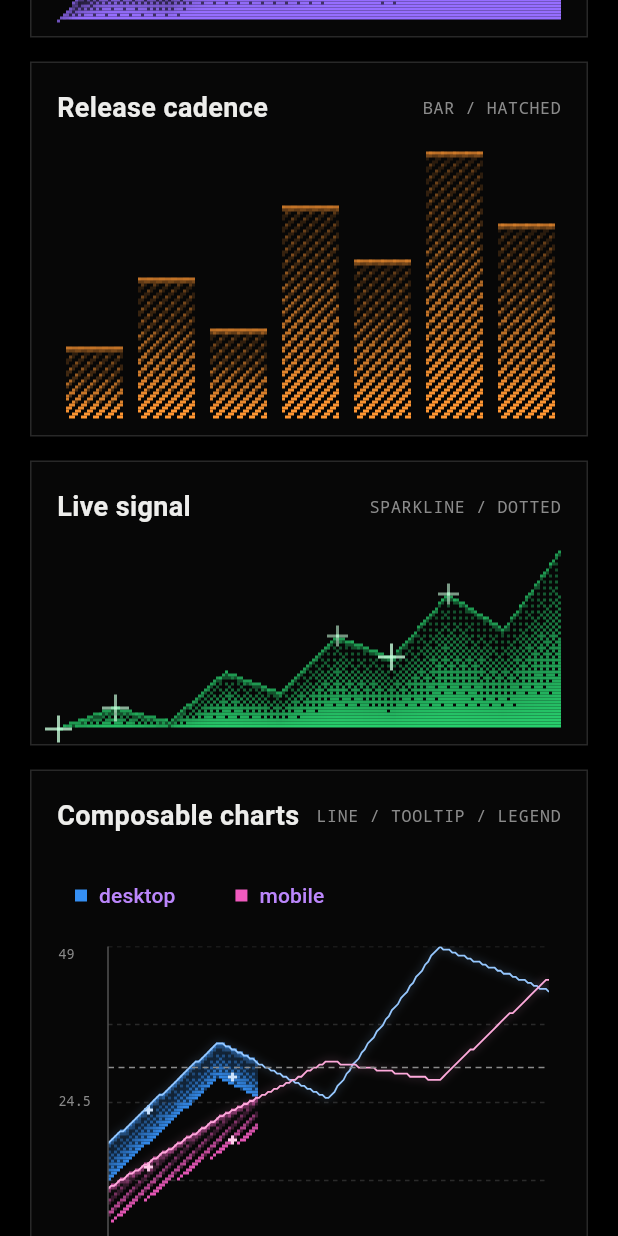
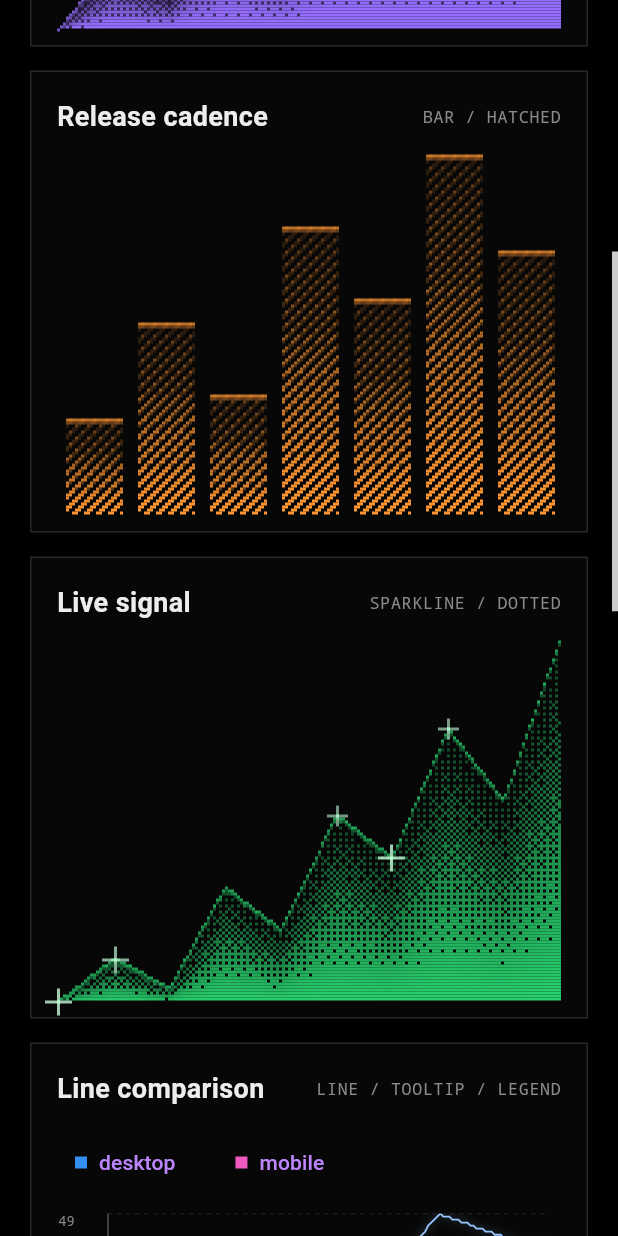
Before and after one commit to undivisible/ditherkit_flutter, a Flutter app: the screen it shows after launch, scrolled down 576 dp, on a phone screen of 412 x 824 dp. Run offline on Flutter 3.47's test engine with Material 3 defaults, Android fonts, the light colour scheme and no system bars.

Commit message:
Make dither demo scrollable

```diff
--- a/example/lib/main.dart
+++ b/example/lib/main.dart
@@ -1,5 +1,9 @@
 import 'package:ditherkit_flutter/ditherkit_flutter.dart';
 import 'package:flutter/material.dart';
+
+const List<double> _areaValues = [18, 32, 26, 49, 38, 64, 58, 74, 66, 92];
+const List<double> _barValues = [4, 8, 5, 12, 9, 15, 11];
+const List<double> _sparkValues = [5, 8, 6, 13, 10, 18, 15, 24, 19, 30];
 
 void main() {
   runApp(const DitherKitExampleApp());
@@ -38,11 +42,17 @@ class _DitherKitExamplePageState extends State<DitherKitExamplePage> {
   Widget build(BuildContext context) {
     return Scaffold(
       body: SafeArea(
+        child: Scrollbar(
+          child: CustomScrollView(
+            slivers: [
+              SliverPadding(
+                padding: const EdgeInsets.fromLTRB(20, 32, 20, 20),
+                sliver: SliverToBoxAdapter(
                   child: Center(
                     child: ConstrainedBox(
-            constraints: const BoxConstraints(maxWidth: 1040),
-            child: ListView(
-              padding: const EdgeInsets.fromLTRB(20, 32, 20, 48),
+                      constraints: const BoxConstraints(maxWidth: 960),
+                      child: Column(
+                        crossAxisAlignment: CrossAxisAlignment.start,
                         children: [
                           const Text(
                             'DITHER KIT',
@@ -68,7 +78,7 @@ class _DitherKitExamplePageState extends State<DitherKitExamplePage> {
                           const SizedBox(height: 16),
                           Text(
                             _scrubbedIndex == null
-                      ? 'Scrub a graph to place its crosshair. Click to lock it, or replay every chart entrance.'
+                                ? 'Hover a graph to scrub its crosshair. Click to lock a marker. Entrances replay only here.'
                                 : 'Scrubbing data point ${_scrubbedIndex! + 1}. Click the graph to lock its marker.',
                             style: const TextStyle(
                               color: Color(0xffa1a1a1),
@@ -76,20 +86,24 @@ class _DitherKitExamplePageState extends State<DitherKitExamplePage> {
                             ),
                           ),
                           const SizedBox(height: 16),
-                Align(
-                  alignment: Alignment.centerLeft,
-                  child: DitherButton(
+                          DitherButton(
                             color: DitherColor.purple,
                             onPressed: () => setState(() => _replayToken++),
                             child: const Text('Replay entrance'),
                           ),
+                        ],
                       ),
-                const SizedBox(height: 40),
-                _DitherPanel(
+                    ),
+                  ),
+                ),
+              ),
+              _DemoGrid(
+                children: [
+                  _DemoPanel(
                     title: 'Weekly activity',
                     kind: 'AREA / GRADIENT',
                     child: DitherAreaChart(
-                    values: [18, 32, 26, 49, 38, 64, 58, 74, 66, 92],
+                      values: _areaValues,
                       color: DitherColor.purple,
                       variant: DitherVariant.gradient,
                       height: 220,
@@ -99,36 +113,33 @@ class _DitherKitExamplePageState extends State<DitherKitExamplePage> {
                           setState(() => _scrubbedIndex = index),
                     ),
                   ),
-                const SizedBox(height: 16),
-                _DitherPanel(
+                  _DemoPanel(
                     title: 'Release cadence',
                     kind: 'BAR / HATCHED',
                     child: DitherBarChart(
-                    values: [4, 8, 5, 12, 9, 15, 11],
+                      values: _barValues,
                       color: DitherColor.orange,
                       variant: DitherVariant.hatched,
-                    height: 180,
+                      height: 220,
                       intensity: 0.2,
                       replayToken: _replayToken,
                     ),
                   ),
-                const SizedBox(height: 16),
-                _DitherPanel(
+                  _DemoPanel(
                     title: 'Live signal',
                     kind: 'SPARKLINE / DOTTED',
                     child: DitherSparkline(
-                    values: [5, 8, 6, 13, 10, 18, 15, 24, 19, 30],
+                      values: _sparkValues,
                       color: DitherColor.green,
                       variant: DitherVariant.dotted,
-                    height: 120,
+                      height: 220,
                       animate: true,
                       interactive: true,
                       replayToken: _replayToken,
                     ),
                   ),
-                const SizedBox(height: 16),
-                _DitherPanel(
-                  title: 'Composable charts',
+                  _DemoPanel(
+                    title: 'Line comparison',
                     kind: 'LINE / TOOLTIP / LEGEND',
                     child: DitherCartesianChart(
                       data: const [
@@ -152,22 +163,30 @@ class _DitherKitExamplePageState extends State<DitherKitExamplePage> {
                         ),
                       ],
                       kind: DitherChartKind.line,
+                      height: 220,
                       labelKey: 'week',
                       showLegend: true,
                       bloom: DitherBloom.low,
                       referenceLine: const DitherReferenceLine(value: 30),
+                      replayToken: _replayToken,
                     ),
                   ),
-                const SizedBox(height: 16),
-                _DitherPanel(
-                  title: 'Polar charts',
-                  kind: 'PIE / RADAR',
-                  child: Column(
-                    children: const [
-                      DitherPieChart(
-                        height: 240,
+                ],
+              ),
+              const SliverPadding(
+                padding: EdgeInsets.symmetric(horizontal: 20, vertical: 12),
+                sliver: SliverToBoxAdapter(child: _MiddleExplanation()),
+              ),
+              _DemoGrid(
+                children: [
+                  _DemoPanel(
+                    title: 'Build mix',
+                    kind: 'PIE / DONUT',
+                    child: DitherPieChart(
+                      height: 220,
                       innerRadius: 0.52,
-                        data: [
+                      replayToken: _replayToken,
+                      data: const [
                         DitherPieSlice(
                           name: 'build',
                           value: 42,
@@ -187,22 +206,23 @@ class _DitherKitExamplePageState extends State<DitherKitExamplePage> {
                         ),
                       ],
                     ),
-                      SizedBox(height: 18),
-                      DitherRadarChart(
-                        height: 280,
+                  ),
+                  _DemoPanel(
+                    title: 'Team shape',
+                    kind: 'RADAR / HATCHED',
+                    child: DitherRadarChart(
+                      height: 220,
                       nameKey: 'skill',
-                        data: [
+                      replayToken: _replayToken,
+                      data: const [
                         {'skill': 'speed', 'core': 82, 'edge': 55},
                         {'skill': 'clarity', 'core': 64, 'edge': 86},
                         {'skill': 'reach', 'core': 75, 'edge': 48},
                         {'skill': 'craft', 'core': 57, 'edge': 79},
                         {'skill': 'care', 'core': 90, 'edge': 61},
                       ],
-                        series: [
-                          DitherSeries(
-                            dataKey: 'core',
-                            color: DitherColor.blue,
-                          ),
+                      series: const [
+                        DitherSeries(dataKey: 'core', color: DitherColor.blue),
                         DitherSeries(
                           dataKey: 'edge',
                           color: DitherColor.pink,
@@ -210,15 +230,12 @@ class _DitherKitExamplePageState extends State<DitherKitExamplePage> {
                         ),
                       ],
                     ),
-                    ],
                   ),
-                ),
-                const SizedBox(height: 16),
-                _DitherPanel(
-                  title: 'Standalone primitives',
+                  _DemoPanel(
+                    title: 'Primitives',
                     kind: 'AVATAR / BUTTON / GRADIENT',
                     child: SizedBox(
-                    height: 132,
+                      height: 220,
                       child: Stack(
                         children: [
                           const Positioned.fill(
@@ -228,12 +245,15 @@ class _DitherKitExamplePageState extends State<DitherKitExamplePage> {
                               opacity: 0.55,
                             ),
                           ),
-                        Align(
-                          alignment: Alignment.centerLeft,
+                          Center(
                             child: Row(
+                              mainAxisSize: MainAxisSize.min,
                               children: [
-                              const DitherAvatar(name: 'dither-kit', size: 72),
-                              const SizedBox(width: 16),
+                                const DitherAvatar(
+                                  name: 'dither-kit',
+                                  size: 76,
+                                ),
+                                const SizedBox(width: 18),
                                 DitherButton(
                                   color: DitherColor.green,
                                   onPressed: () {},
@@ -248,6 +268,8 @@ class _DitherKitExamplePageState extends State<DitherKitExamplePage> {
                   ),
                 ],
               ),
+              const SliverToBoxAdapter(child: SizedBox(height: 40)),
+            ],
           ),
         ),
       ),
@@ -255,8 +277,57 @@ class _DitherKitExamplePageState extends State<DitherKitExamplePage> {
   }
 }
 
-class _DitherPanel extends StatelessWidget {
-  const _DitherPanel({
+class _DemoGrid extends StatelessWidget {
+  const _DemoGrid({required this.children});
+
+  final List<Widget> children;
+
+  @override
+  Widget build(BuildContext context) {
+    return SliverPadding(
+      padding: const EdgeInsets.symmetric(horizontal: 20, vertical: 8),
+      sliver: SliverLayoutBuilder(
+        builder: (context, constraints) => SliverGrid(
+          delegate: SliverChildListDelegate(children),
+          gridDelegate: SliverGridDelegateWithFixedCrossAxisCount(
+            crossAxisCount: constraints.crossAxisExtent >= 780 ? 2 : 1,
+            mainAxisExtent: 308,
+            crossAxisSpacing: 16,
+            mainAxisSpacing: 16,
+          ),
+        ),
+      ),
+    );
+  }
+}
+
+class _MiddleExplanation extends StatelessWidget {
+  const _MiddleExplanation();
+
+  @override
+  Widget build(BuildContext context) {
+    return Center(
+      child: ConstrainedBox(
+        constraints: const BoxConstraints(maxWidth: 560),
+        child: Padding(
+          padding: const EdgeInsets.symmetric(vertical: 52),
+          child: Text(
+            'DitherKit is a native Flutter canvas kit for ordered-dither data views. Its motion stays inside each graph: reveal once, then scrub, focus, and lock without restarting the chart.',
+            textAlign: TextAlign.center,
+            style: const TextStyle(
+              color: Color(0xffb7b7b3),
+              fontSize: 18,
+              height: 1.45,
+            ),
+          ),
+        ),
+      ),
+    );
+  }
+}
+
+class _DemoPanel extends StatelessWidget {
+  const _DemoPanel({
     required this.title,
     required this.kind,
     required this.child,
@@ -303,8 +374,8 @@ class _DitherPanel extends StatelessWidget {
                   ),
                 ],
               ),
-              const SizedBox(height: 16),
-              child,
+              const SizedBox(height: 12),
+              Expanded(child: child),
             ],
           ),
         ),
--- a/lib/src/charts/area_chart.dart
+++ b/lib/src/charts/area_chart.dart
@@ -43,7 +43,7 @@ class DitherAreaChart extends StatelessWidget {
     return DitherChartCanvas(
       height: height,
       animate: animate,
-      replayKey: (values, replayToken),
+      replayKey: (Object.hashAll(values), replayToken),
       seriesLength: values.length,
       interactive: interactive,
       markerIndex: markerIndex,
--- a/lib/src/charts/bar_chart.dart
+++ b/lib/src/charts/bar_chart.dart
@@ -42,7 +42,7 @@ class DitherBarChart extends StatelessWidget {
     return DitherChartCanvas(
       height: height,
       animate: animate,
-      replayKey: (values, replayToken),
+      replayKey: (Object.hashAll(values), replayToken),
       seriesLength: values.length,
       interactive: interactive,
       markerIndex: markerIndex,
--- a/lib/src/charts/chart_motion.dart
+++ b/lib/src/charts/chart_motion.dart
@@ -69,8 +69,7 @@ class _DitherChartCanvasState extends State<DitherChartCanvas>
   void didUpdateWidget(covariant DitherChartCanvas oldWidget) {
     super.didUpdateWidget(oldWidget);
     if (oldWidget.replayKey != widget.replayKey ||
-        oldWidget.animate != widget.animate ||
-        oldWidget.markerIndex != widget.markerIndex) {
+        oldWidget.animate != widget.animate) {
       _play();
     }
   }
--- a/lib/src/charts/composable_charts.dart
+++ b/lib/src/charts/composable_charts.dart
@@ -114,8 +114,7 @@ class _DitherCartesianChartState extends State<DitherCartesianChart>
   @override
   void didUpdateWidget(covariant DitherCartesianChart oldWidget) {
     super.didUpdateWidget(oldWidget);
-    if (oldWidget.data != widget.data ||
-        oldWidget.series != widget.series ||
+    if (_cartesianSignature(oldWidget) != _cartesianSignature(widget) ||
         oldWidget.replayToken != widget.replayToken ||
         oldWidget.animate != widget.animate ||
         oldWidget.animationDuration != widget.animationDuration) {
@@ -885,3 +884,20 @@ double _value(Object? value) =>
 String _number(double value) => value.abs() >= 1000
     ? value.toStringAsFixed(0)
     : value.toStringAsFixed(value == value.roundToDouble() ? 0 : 1);
+
+int _cartesianSignature(DitherCartesianChart chart) => Object.hashAll([
+  chart.kind,
+  chart.stackType,
+  for (final row in chart.data)
+    Object.hashAll([
+      for (final entry in row.entries) Object.hash(entry.key, entry.value),
+    ]),
+  for (final series in chart.series)
+    Object.hash(
+      series.dataKey,
+      series.color,
+      series.label,
+      series.variant,
+      series.isClickable,
+    ),
+]);
--- a/lib/src/dither/sparkline.dart
+++ b/lib/src/dither/sparkline.dart
@@ -39,7 +39,7 @@ class DitherSparkline extends StatelessWidget {
     return DitherChartCanvas(
       height: height,
       animate: animate,
-      replayKey: (values, replayToken),
+      replayKey: (Object.hashAll(values), replayToken),
       seriesLength: values.length,
       interactive: interactive,
       markerIndex: markerIndex,
```
Also changed, not shown: lib/src/charts/polar_charts.dart (+28 -3 lines), 2 other files. Lines whose indentation alone changed are shown as unchanged.
